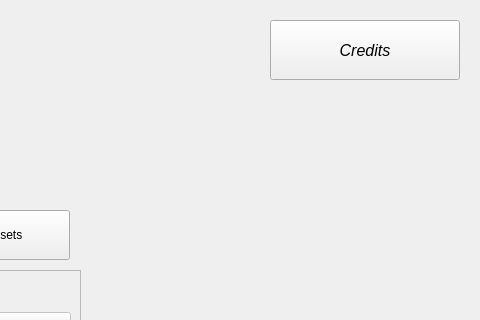
Qt form form.ui (frogstarbop/BatchOps) before a commit; both pictures show x 740 to 1220 and y 0 to 320 of the 1220 by 770 pixel window.
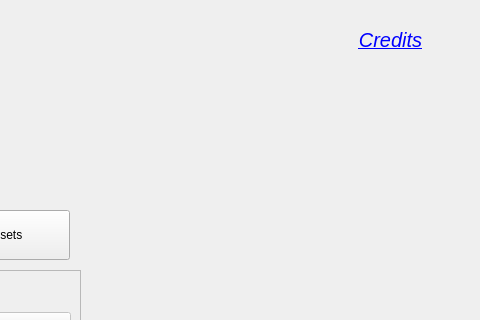
The same form after that commit. Icons and pictures are not drawn.

Commit message: #2 Implement a bunch of UI changes from Stakeholder

Patch:
```diff
--- a/form.ui
+++ b/form.ui
@@ -249,25 +249,6 @@
     <string>Start Processing</string>
    </property>
   </widget>
-  <widget class="QPushButton" name="creditsButton">
-   <property name="geometry">
-    <rect>
-     <x>1010</x>
-     <y>20</y>
-     <width>190</width>
-     <height>60</height>
-    </rect>
-   </property>
-   <property name="font">
-    <font>
-     <pointsize>12</pointsize>
-     <italic>true</italic>
-    </font>
-   </property>
-   <property name="text">
-    <string>Credits</string>
-   </property>
-  </widget>
   <widget class="QLabel" name="label">
    <property name="geometry">
     <rect>
@@ -284,6 +265,28 @@
     <set>Qt::AlignmentFlag::AlignCenter</set>
    </property>
   </widget>
+  <widget class="QLabel" name="creditsLabel">
+   <property name="geometry">
+    <rect>
+     <x>1080</x>
+     <y>20</y>
+     <width>101</width>
+     <height>41</height>
+    </rect>
+   </property>
+   <property name="font">
+    <font>
+     <pointsize>15</pointsize>
+     <italic>true</italic>
+    </font>
+   </property>
+   <property name="text">
+    <string>&lt;a href=&quot;#credits&quot;&gt;Credits&lt;/a&gt;</string>
+   </property>
+   <property name="alignment">
+    <set>Qt::AlignmentFlag::AlignCenter</set>
+   </property>
+  </widget>
  </widget>
  <resources/>
  <connections/>
```
The commit also changes 5 other files.
